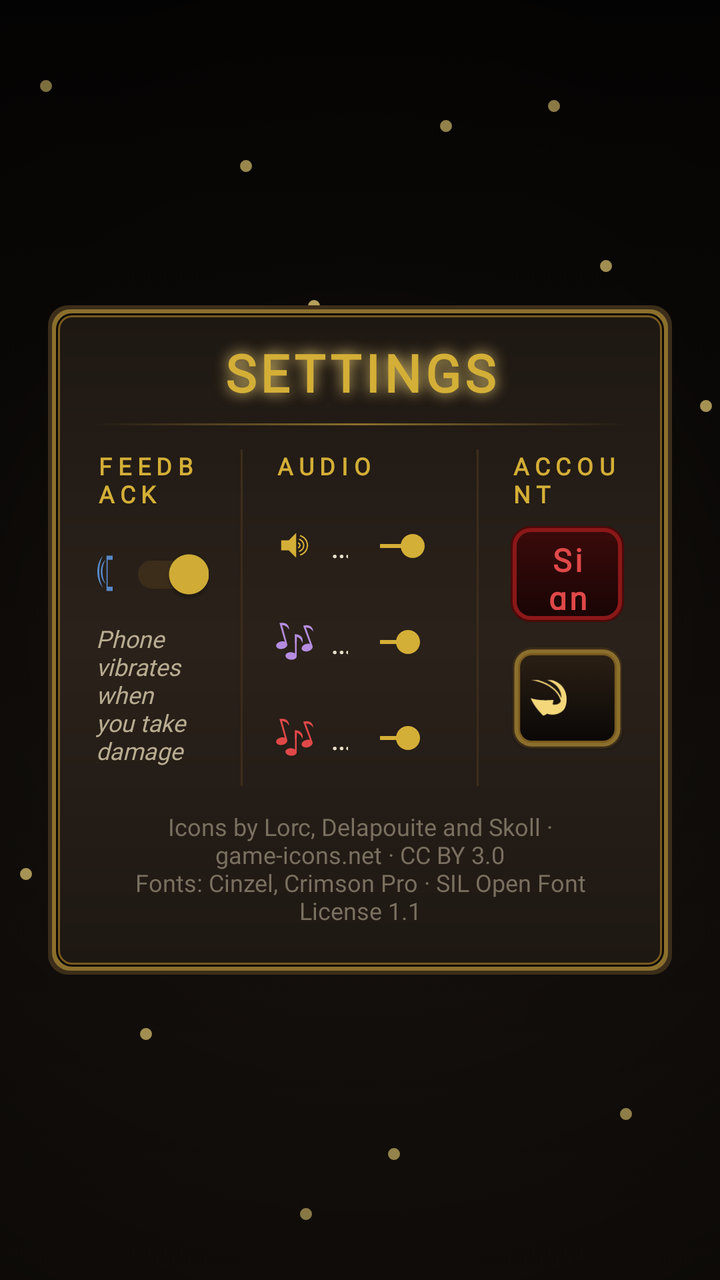
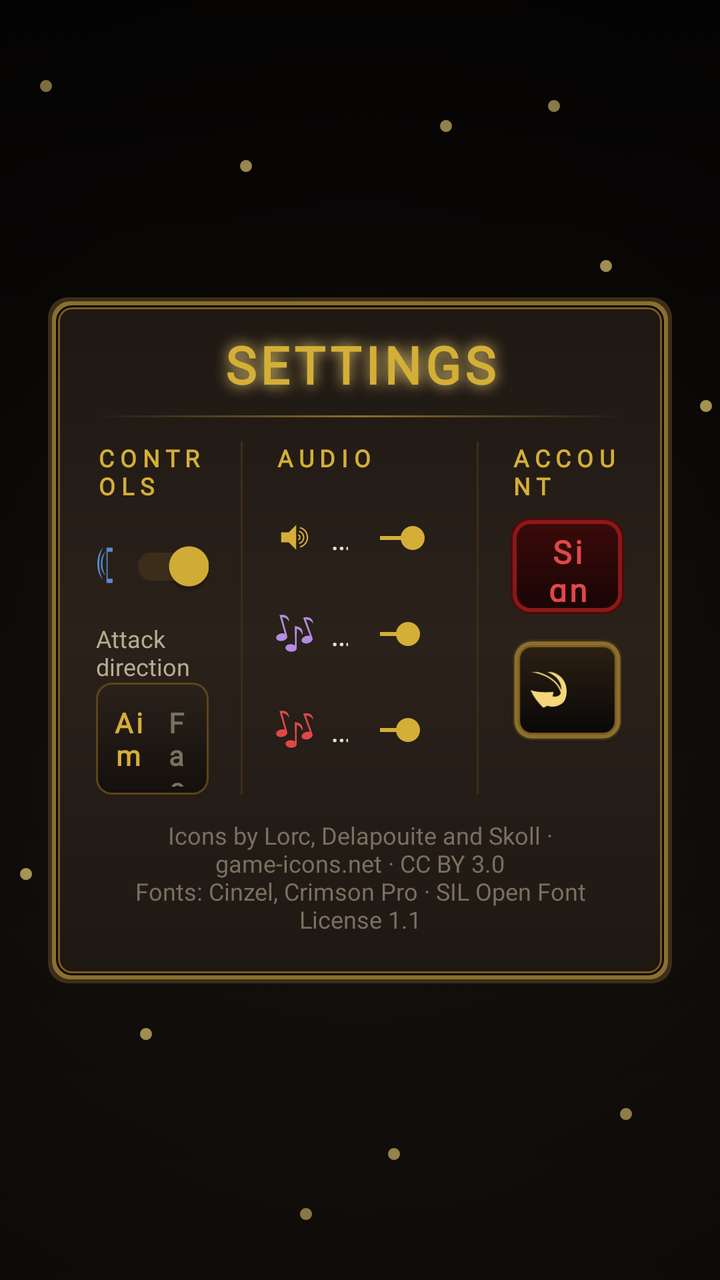

Screens rendered from an Android XML layout before and after an edit, with the pre-edit source and the edit as a unified diff.
<!-- AndroidManifest.xml: activity theme Theme.MaterialComponents.DayNight.NoActionBar -->
<!-- res/layout/activity_settings.xml -->
<?xml version="1.0" encoding="utf-8"?>
<androidx.constraintlayout.widget.ConstraintLayout
    xmlns:android="http://schemas.android.com/apk/res/android"
    xmlns:app="http://schemas.android.com/apk/res-auto"
    xmlns:tools="http://schemas.android.com/tools"
    android:id="@+id/settingsRoot"
    android:layout_width="match_parent"
    android:layout_height="match_parent"
    android:background="@drawable/game_background">

    
    <ImageView android:id="@+id/particle1" android:layout_width="6dp" android:layout_height="6dp" android:src="@drawable/particle" app:layout_constraintTop_toTopOf="parent" app:layout_constraintStart_toStartOf="parent" android:layout_marginTop="40dp" android:layout_marginStart="20dp"/>
    <ImageView android:id="@+id/particle2" android:layout_width="6dp" android:layout_height="6dp" android:src="@drawable/particle" app:layout_constraintTop_toTopOf="parent" app:layout_constraintStart_toStartOf="parent" android:layout_marginTop="80dp" android:layout_marginStart="120dp"/>
    <ImageView android:id="@+id/particle3" android:layout_width="6dp" android:layout_height="6dp" android:src="@drawable/particle" app:layout_constraintTop_toTopOf="parent" app:layout_constraintStart_toStartOf="parent" android:layout_marginTop="130dp" android:layout_marginStart="300dp"/>
    <ImageView android:id="@+id/particle4" android:layout_width="6dp" android:layout_height="6dp" android:src="@drawable/particle" app:layout_constraintTop_toTopOf="parent" app:layout_constraintStart_toStartOf="parent" android:layout_marginTop="60dp" android:layout_marginStart="220dp"/>
    <ImageView android:id="@+id/particle5" android:layout_width="6dp" android:layout_height="6dp" android:src="@drawable/particle" app:layout_constraintTop_toTopOf="parent" app:layout_constraintStart_toStartOf="parent" android:layout_marginTop="170dp" android:layout_marginStart="60dp"/>
    <ImageView android:id="@+id/particle6" android:layout_width="6dp" android:layout_height="6dp" android:src="@drawable/particle" app:layout_constraintTop_toTopOf="parent" app:layout_constraintStart_toStartOf="parent" android:layout_marginTop="200dp" android:layout_marginStart="350dp"/>
    <ImageView android:id="@+id/particle7" android:layout_width="6dp" android:layout_height="6dp" android:src="@drawable/particle" app:layout_constraintTop_toTopOf="parent" app:layout_constraintStart_toStartOf="parent" android:layout_marginTop="240dp" android:layout_marginStart="180dp"/>
    <ImageView android:id="@+id/particle8" android:layout_width="6dp" android:layout_height="6dp" android:src="@drawable/particle" app:layout_constraintTop_toTopOf="parent" app:layout_constraintStart_toStartOf="parent" android:layout_marginTop="280dp" android:layout_marginStart="90dp"/>
    <ImageView android:id="@+id/particle9" android:layout_width="6dp" android:layout_height="6dp" android:src="@drawable/particle" app:layout_constraintTop_toTopOf="parent" app:layout_constraintStart_toStartOf="parent" android:layout_marginTop="320dp" android:layout_marginStart="270dp"/>
    <ImageView android:id="@+id/particle10" android:layout_width="6dp" android:layout_height="6dp" android:src="@drawable/particle" app:layout_constraintTop_toTopOf="parent" app:layout_constraintStart_toStartOf="parent" android:layout_marginTop="360dp" android:layout_marginStart="40dp"/>
    <ImageView android:id="@+id/particle11" android:layout_width="6dp" android:layout_height="6dp" android:src="@drawable/particle" app:layout_constraintBottom_toBottomOf="parent" app:layout_constraintStart_toStartOf="parent" android:layout_marginBottom="30dp" android:layout_marginStart="150dp"/>
    <ImageView android:id="@+id/particle12" android:layout_width="6dp" android:layout_height="6dp" android:src="@drawable/particle" app:layout_constraintBottom_toBottomOf="parent" app:layout_constraintStart_toStartOf="parent" android:layout_marginBottom="80dp" android:layout_marginStart="310dp"/>
    <ImageView android:id="@+id/particle13" android:layout_width="6dp" android:layout_height="6dp" android:src="@drawable/particle" app:layout_constraintBottom_toBottomOf="parent" app:layout_constraintStart_toStartOf="parent" android:layout_marginBottom="120dp" android:layout_marginStart="70dp"/>
    <ImageView android:id="@+id/particle14" android:layout_width="6dp" android:layout_height="6dp" android:src="@drawable/particle" app:layout_constraintBottom_toBottomOf="parent" app:layout_constraintStart_toStartOf="parent" android:layout_marginBottom="160dp" android:layout_marginStart="230dp"/>
    <ImageView android:id="@+id/particle15" android:layout_width="6dp" android:layout_height="6dp" android:src="@drawable/particle" app:layout_constraintBottom_toBottomOf="parent" app:layout_constraintStart_toStartOf="parent" android:layout_marginBottom="200dp" android:layout_marginStart="10dp"/>
    <ImageView android:id="@+id/particle16" android:layout_width="6dp" android:layout_height="6dp" android:src="@drawable/particle" app:layout_constraintBottom_toBottomOf="parent" app:layout_constraintStart_toStartOf="parent" android:layout_marginBottom="240dp" android:layout_marginStart="380dp"/>
    <ImageView android:id="@+id/particle17" android:layout_width="6dp" android:layout_height="6dp" android:src="@drawable/particle" app:layout_constraintBottom_toBottomOf="parent" app:layout_constraintStart_toStartOf="parent" android:layout_marginBottom="280dp" android:layout_marginStart="120dp"/>
    <ImageView android:id="@+id/particle18" android:layout_width="6dp" android:layout_height="6dp" android:src="@drawable/particle" app:layout_constraintBottom_toBottomOf="parent" app:layout_constraintStart_toStartOf="parent" android:layout_marginBottom="320dp" android:layout_marginStart="260dp"/>
    <ImageView android:id="@+id/particle19" android:layout_width="6dp" android:layout_height="6dp" android:src="@drawable/particle" app:layout_constraintTop_toTopOf="parent" app:layout_constraintEnd_toEndOf="parent" android:layout_marginTop="50dp" android:layout_marginEnd="80dp"/>
    <ImageView android:id="@+id/particle20" android:layout_width="6dp" android:layout_height="6dp" android:src="@drawable/particle" app:layout_constraintTop_toTopOf="parent" app:layout_constraintEnd_toEndOf="parent" android:layout_marginTop="150dp" android:layout_marginEnd="200dp"/>
    <ImageView android:id="@+id/particle21" android:layout_width="6dp" android:layout_height="6dp" android:src="@drawable/particle" app:layout_constraintTop_toTopOf="parent" app:layout_constraintEnd_toEndOf="parent" android:layout_marginTop="250dp" android:layout_marginEnd="50dp"/>
    <ImageView android:id="@+id/particle22" android:layout_width="6dp" android:layout_height="6dp" android:src="@drawable/particle" app:layout_constraintBottom_toBottomOf="parent" app:layout_constraintEnd_toEndOf="parent" android:layout_marginBottom="60dp" android:layout_marginEnd="160dp"/>
    <ImageView android:id="@+id/particle23" android:layout_width="6dp" android:layout_height="6dp" android:src="@drawable/particle" app:layout_constraintBottom_toBottomOf="parent" app:layout_constraintEnd_toEndOf="parent" android:layout_marginBottom="160dp" android:layout_marginEnd="90dp"/>
    <ImageView android:id="@+id/particle24" android:layout_width="6dp" android:layout_height="6dp" android:src="@drawable/particle" app:layout_constraintBottom_toBottomOf="parent" app:layout_constraintEnd_toEndOf="parent" android:layout_marginBottom="260dp" android:layout_marginEnd="30dp"/>
    <ImageView android:id="@+id/particle25" android:layout_width="6dp" android:layout_height="6dp" android:src="@drawable/particle" app:layout_constraintTop_toTopOf="parent" app:layout_constraintStart_toStartOf="parent" android:layout_marginTop="100dp" android:layout_marginStart="450dp"/>
    <ImageView android:id="@+id/particle26" android:layout_width="6dp" android:layout_height="6dp" android:src="@drawable/particle" app:layout_constraintTop_toTopOf="parent" app:layout_constraintStart_toStartOf="parent" android:layout_marginTop="300dp" android:layout_marginStart="500dp"/>
    <ImageView android:id="@+id/particle27" android:layout_width="6dp" android:layout_height="6dp" android:src="@drawable/particle" app:layout_constraintBottom_toBottomOf="parent" app:layout_constraintStart_toStartOf="parent" android:layout_marginBottom="100dp" android:layout_marginStart="420dp"/>
    <ImageView android:id="@+id/particle28" android:layout_width="6dp" android:layout_height="6dp" android:src="@drawable/particle" app:layout_constraintTop_toTopOf="parent" app:layout_constraintStart_toStartOf="parent" android:layout_marginTop="180dp" android:layout_marginStart="550dp"/>
    <ImageView android:id="@+id/particle29" android:layout_width="6dp" android:layout_height="6dp" android:src="@drawable/particle" app:layout_constraintBottom_toBottomOf="parent" app:layout_constraintStart_toStartOf="parent" android:layout_marginBottom="180dp" android:layout_marginStart="480dp"/>
    <ImageView android:id="@+id/particle30" android:layout_width="6dp" android:layout_height="6dp" android:src="@drawable/particle" app:layout_constraintTop_toTopOf="parent" app:layout_constraintStart_toStartOf="parent" android:layout_marginTop="350dp" android:layout_marginStart="600dp"/>

    
    <View
        android:layout_width="match_parent"
        android:layout_height="match_parent"
        android:background="@drawable/vignette_overlay"
        android:alpha="0.92"
        android:animation="@anim/slow_pulse"
        app:layout_constraintTop_toTopOf="parent"
        app:layout_constraintBottom_toBottomOf="parent"
        app:layout_constraintStart_toStartOf="parent"
        app:layout_constraintEnd_toEndOf="parent"/>

    
    <LinearLayout
        android:id="@+id/settingsCard"
        style="@style/OD.Card"
        android:layout_width="0dp"
        android:layout_height="wrap_content"
        android:orientation="vertical"
        android:layout_marginHorizontal="@dimen/space_xl"
        app:layout_constraintWidth_max="760dp"
        app:layout_constraintTop_toTopOf="parent"
        app:layout_constraintBottom_toBottomOf="parent"
        app:layout_constraintStart_toStartOf="parent"
        app:layout_constraintEnd_toEndOf="parent">

        <TextView
            style="@style/OD.Text.Title"
            android:layout_width="match_parent"
            android:layout_height="wrap_content"
            android:text="Settings"
            android:textAllCaps="true"
            android:gravity="center"
            android:maxLines="1"
            android:shadowColor="@color/gold_glow"
            android:shadowRadius="18"
            android:animation="@anim/glow_pulse"
            tools:ignore="HardcodedText"/>

        <View
            android:layout_width="match_parent"
            android:layout_height="1dp"
            android:background="@drawable/divider_gold"
            android:layout_marginTop="@dimen/space_sm"
            android:layout_marginBottom="@dimen/space_md"/>

        <LinearLayout
            android:layout_width="match_parent"
            android:layout_height="wrap_content"
            android:orientation="horizontal">

            
            <LinearLayout
                android:layout_width="0dp"
                android:layout_height="wrap_content"
                android:layout_weight="1"
                android:orientation="vertical">

                <TextView
                    style="@style/OD.Text.Label"
                    android:layout_width="wrap_content"
                    android:layout_height="wrap_content"
                    android:text="FEEDBACK"
                    android:textColor="@color/gold_bright"
                    android:letterSpacing="0.24"
                    android:layout_marginBottom="@dimen/space_sm"
                    tools:ignore="HardcodedText"/>

                <LinearLayout
                    android:layout_width="match_parent"
                    android:layout_height="@dimen/touch_min"
                    android:orientation="horizontal"
                    android:gravity="center_vertical">

                    <TextView
                        style="@style/OD.Text"
                        android:layout_width="0dp"
                        android:layout_height="wrap_content"
                        android:layout_weight="1"
                        android:text="Vibration"
                        android:textStyle="bold"
                        android:maxLines="1"
                        android:ellipsize="end"
                        android:drawableStart="@drawable/ic_vibration"
                        android:drawablePadding="@dimen/space_sm"
                        tools:ignore="HardcodedText"/>

                    <androidx.appcompat.widget.SwitchCompat
                        android:id="@+id/switch_vibration"
                        android:layout_width="wrap_content"
                        android:layout_height="wrap_content"
                        android:minHeight="@dimen/touch_min"
                        android:checked="true"
                        app:thumbTint="@color/gold_bright"
                        app:trackTint="@color/border_gold_outer"/>

                </LinearLayout>

                <TextView
                    style="@style/OD.Text.Caption"
                    android:layout_width="match_parent"
                    android:layout_height="wrap_content"
                    android:text="Phone vibrates when you take damage"
                    android:textSize="@dimen/text_caption"
                    android:textStyle="italic"
                    tools:ignore="HardcodedText"/>

                
                <TextView
                    android:id="@+id/txt_miui_warning"
                    style="@style/OD.Text.Caption"
                    android:layout_width="match_parent"
                    android:layout_height="wrap_content"
                    android:layout_marginTop="@dimen/space_sm"
                    android:text="Battery savers can block vibration. If it doesn't work, check this app's permissions."
                    android:textSize="@dimen/text_caption"
                    android:textColor="@color/warning_amber"
                    android:textStyle="italic"
                    android:drawableStart="@drawable/ic_warning"
                    android:drawablePadding="@dimen/space_xs"
                    android:visibility="gone"
                    tools:ignore="HardcodedText"/>

            </LinearLayout>

            <View
                android:layout_width="1dp"
                android:layout_height="match_parent"
                android:layout_marginHorizontal="@dimen/space_lg"
                android:background="@color/divider_gold"/>

            
            <LinearLayout
                android:layout_width="0dp"
                android:layout_height="wrap_content"
                android:layout_weight="1.5"
                android:orientation="vertical">

                <TextView
                    style="@style/OD.Text.Label"
                    android:layout_width="wrap_content"
                    android:layout_height="wrap_content"
                    android:text="AUDIO"
                    android:textColor="@color/gold_bright"
                    android:letterSpacing="0.24"
                    android:layout_marginBottom="@dimen/space_sm"
                    tools:ignore="HardcodedText"/>

                <LinearLayout
                    android:layout_width="match_parent"
                    android:layout_height="@dimen/touch_min"
                    android:orientation="horizontal"
                    android:gravity="center_vertical">

                    <TextView
                        style="@style/OD.Text"
                        android:layout_width="0dp"
                        android:layout_height="wrap_content"
                        android:layout_weight="1"
                        android:text="Effects"
                        android:maxLines="1"
                        android:ellipsize="end"
                        android:drawableStart="@drawable/ic_volume"
                        android:drawablePadding="@dimen/space_sm"
                        tools:ignore="HardcodedText"/>

                    <SeekBar
                        android:id="@+id/seekbar_sfx_volume"
                        android:layout_width="0dp"
                        android:layout_height="@dimen/touch_min"
                        android:layout_weight="1.3"
                        android:max="100"
                        android:progress="100"
                        android:progressTint="@color/gold_bright"
                        android:thumbTint="@color/gold_bright"
                        android:progressBackgroundTint="@color/border_gold_outer"/>

                </LinearLayout>

                <LinearLayout
                    android:layout_width="match_parent"
                    android:layout_height="@dimen/touch_min"
                    android:orientation="horizontal"
                    android:gravity="center_vertical">

                    <TextView
                        style="@style/OD.Text"
                        android:layout_width="0dp"
                        android:layout_height="wrap_content"
                        android:layout_weight="1"
                        android:text="Menu music"
                        android:maxLines="1"
                        android:ellipsize="end"
                        android:drawableStart="@drawable/ic_music"
                        android:drawablePadding="@dimen/space_sm"
                        tools:ignore="HardcodedText"/>

                    <SeekBar
                        android:id="@+id/seekbar_menu_music_volume"
                        android:layout_width="0dp"
                        android:layout_height="@dimen/touch_min"
                        android:layout_weight="1.3"
                        android:max="100"
                        android:progress="85"
                        android:progressTint="@color/gold_bright"
                        android:thumbTint="@color/gold_bright"
                        android:progressBackgroundTint="@color/border_gold_outer"/>

                </LinearLayout>

                <LinearLayout
                    android:layout_width="match_parent"
                    android:layout_height="@dimen/touch_min"
                    android:orientation="horizontal"
                    android:gravity="center_vertical">

                    <TextView
                        style="@style/OD.Text"
                        android:layout_width="0dp"
                        android:layout_height="wrap_content"
                        android:layout_weight="1"
                        android:text="Game music"
                        android:maxLines="1"
                        android:ellipsize="end"
                        android:drawableStart="@drawable/ic_music"
                        android:drawablePadding="@dimen/space_sm"
                        android:drawableTint="@color/crimson_glow"
                        tools:ignore="HardcodedText"/>

                    <SeekBar
                        android:id="@+id/seekbar_game_music_volume"
                        android:layout_width="0dp"
                        android:layout_height="@dimen/touch_min"
                        android:layout_weight="1.3"
                        android:max="100"
                        android:progress="85"
                        android:progressTint="@color/gold_bright"
                        android:thumbTint="@color/gold_bright"
                        android:progressBackgroundTint="@color/border_gold_outer"/>

                </LinearLayout>

            </LinearLayout>

            <View
                android:layout_width="1dp"
                android:layout_height="match_parent"
                android:layout_marginHorizontal="@dimen/space_lg"
                android:background="@color/divider_gold"/>

            
            <LinearLayout
                android:layout_width="0dp"
                android:layout_height="wrap_content"
                android:layout_weight="1"
                android:orientation="vertical">

                <TextView
                    style="@style/OD.Text.Label"
                    android:layout_width="wrap_content"
                    android:layout_height="wrap_content"
                    android:text="ACCOUNT"
                    android:textColor="@color/gold_bright"
                    android:letterSpacing="0.24"
                    android:layout_marginBottom="@dimen/space_sm"
                    tools:ignore="HardcodedText"/>

                <com.google.android.material.button.MaterialButton
                    android:id="@+id/btn_sign_out"
                    style="@style/OD.Button.Danger"
                    android:layout_width="match_parent"
                    android:layout_height="@dimen/touch_min"
                    android:text="Sign Out"
                    tools:ignore="HardcodedText"/>

                <com.google.android.material.button.MaterialButton
                    android:id="@+id/btn_back"
                    style="@style/OD.Button"
                    android:layout_width="match_parent"
                    android:layout_height="@dimen/button_height"
                    android:layout_marginTop="@dimen/space_md"
                    android:text="Back"
                    app:icon="@drawable/ic_back"
                    android:stateListAnimator="@animator/button_elevation_anim"
                    android:translationZ="6dp"
                    tools:ignore="HardcodedText"/>

            </LinearLayout>

        </LinearLayout>

        <TextView
            style="@style/OD.Text.Caption"
            android:layout_width="match_parent"
            android:layout_height="wrap_content"
            android:layout_marginTop="@dimen/space_md"
            android:gravity="center"
            android:text="Icons by Lorc, Delapouite and Skoll · game-icons.net · CC BY 3.0&#10;Fonts: Cinzel, Crimson Pro · SIL Open Font License 1.1"
            android:textSize="@dimen/text_caption"
            android:textColor="@color/bone_muted"
            tools:ignore="HardcodedText"/>

    </LinearLayout>

</androidx.constraintlayout.widget.ConstraintLayout>
<!-- resources referenced by this layout -->
<resources>
  <color name="bone_muted">#7A7060</color>
  <color name="border_gold_outer">#3C2D1A</color>
  <color name="crimson_glow">#E04848</color>
  <color name="divider_gold">#3C2D1A</color>
  <color name="gold_bright">#D4AF37</color>
  <color name="gold_glow">#F4D77A</color>
  <color name="warning_amber">#D49A37</color>
  <dimen name="button_height">52dp</dimen>
  <dimen name="space_lg">16dp</dimen>
  <dimen name="space_md">12dp</dimen>
  <dimen name="space_sm">8dp</dimen>
  <dimen name="space_xl">24dp</dimen>
  <dimen name="space_xs">4dp</dimen>
  <dimen name="text_caption">12sp</dimen>
  <dimen name="touch_min">48dp</dimen>
  <!-- drawable particle (drawable) -->
  <?xml version="1.0" encoding="utf-8"?>
  <shape xmlns:android="http://schemas.android.com/apk/res/android" android:shape="oval">
      <size android:width="6dp" android:height="6dp"/>
      <solid android:color="@color/gold_glow"/>
      <alpha android:value="0.35"/>
  </shape>
  <style name="OD.Button.Danger" parent="OD.Button">
          <item name="android:background">@drawable/btn_gothic_danger</item>
          <item name="android:textColor">@color/crimson_glow</item>
          <item name="iconTint">@color/crimson_glow</item>
      </style>
  <style name="OD.Text" parent="">
          <item name="android:fontFamily">@font/crimson_pro</item>
          <item name="android:textSize">@dimen/text_body</item>
          <item name="android:textColor">@color/bone_white</item>
      </style>
  <style name="OD.Text.Caption" parent="OD.Text">
          <item name="android:textSize">@dimen/text_small</item>
          <item name="android:textColor">@color/bone_dim</item>
      </style>
  <color name="border_gold">#8B6F2C</color>
  <color name="bg_deepest">#0A0807</color>
  <color name="bg_base">#14100D</color>
  <color name="bg_surface">#1E1813</color>
  <color name="bone_dim">#B8AC91</color>
  <color name="arcane_glow">#B58CE0</color>
  <color name="armor_blue">#5688C7</color>
  <dimen name="text_button">16sp</dimen>
  <dimen name="icon_md">20dp</dimen>
  <dimen name="text_body">16sp</dimen>
  <color name="bone_white">#EAE0CA</color>
  <dimen name="text_small">14sp</dimen>
  <dimen name="text_title">26sp</dimen>
  <color name="gold_dim">#5C4517</color>
  <color name="crimson_bright">#B82828</color>
  <color name="crimson_deep">#4A0A0A</color>
  <color name="crimson_base">#8B1818</color>
  <color name="gold_deep">#7A5A1F</color>
  <color name="bg_surface_alt">#2A211A</color>
  <!-- unchanged entries left out for length: 15 -->
</resources>

<!-- the commit's change to res/layout/activity_settings.xml (unified diff, before → after) -->
@@ -102,7 +102,7 @@
                     style="@style/OD.Text.Label"
                     android:layout_width="wrap_content"
                     android:layout_height="wrap_content"
-                    android:text="FEEDBACK"
+                    android:text="CONTROLS"
                     android:textColor="@color/gold_bright"
                     android:letterSpacing="0.24"
                     android:layout_marginBottom="@dimen/space_sm"
@@ -137,15 +137,6 @@
                         app:trackTint="@color/border_gold_outer"/>
 
                 </LinearLayout>
-
-                <TextView
-                    style="@style/OD.Text.Caption"
-                    android:layout_width="match_parent"
-                    android:layout_height="wrap_content"
-                    android:text="Phone vibrates when you take damage"
-                    android:textSize="@dimen/text_caption"
-                    android:textStyle="italic"
-                    tools:ignore="HardcodedText"/>
 
                 
                 <TextView
@@ -162,6 +153,52 @@
                     android:drawablePadding="@dimen/space_xs"
                     android:visibility="gone"
                     tools:ignore="HardcodedText"/>
+
+                <TextView
+                    style="@style/OD.Text.Caption"
+                    android:layout_width="match_parent"
+                    android:layout_height="wrap_content"
+                    android:layout_marginTop="@dimen/space_xs"
+                    android:text="Attack direction"
+                    android:textSize="@dimen/text_caption"
+                    tools:ignore="HardcodedText"/>
+
+                
+                <LinearLayout
+                    android:layout_width="match_parent"
+                    android:layout_height="wrap_content"
+                    android:orientation="horizontal"
+                    android:background="@drawable/dialog_bg"
+                    android:padding="@dimen/space_xs">
+
+                    <TextView
+                        android:id="@+id/attack_mode_aim"
+                        style="@style/OD.Text.Tab"
+                        android:layout_width="0dp"
+                        android:layout_height="@dimen/touch_min"
+                        android:layout_weight="1"
+                        android:paddingStart="@dimen/space_xs"
+                        android:paddingEnd="@dimen/space_xs"
+                        android:text="Aim"
+                        android:textColor="@color/gold_bright"
+                        android:clickable="true"
+                        android:focusable="true"
+                        tools:ignore="HardcodedText"/>
+
+                    <TextView
+                        android:id="@+id/attack_mode_facing"
+                        style="@style/OD.Text.Tab"
+                        android:layout_width="0dp"
+                        android:layout_height="@dimen/touch_min"
+                        android:layout_weight="1"
+                        android:paddingStart="@dimen/space_xs"
+                        android:paddingEnd="@dimen/space_xs"
+                        android:text="Facing"
+                        android:clickable="true"
+                        android:focusable="true"
+                        tools:ignore="HardcodedText"/>
+
+                </LinearLayout>
 
             </LinearLayout>
 
<!-- resource entries referenced after the edit -->
@@ -15,6 +15,33 @@
   <dimen name="space_xs">4dp</dimen>
   <dimen name="text_caption">12sp</dimen>
   <dimen name="touch_min">48dp</dimen>
+  <!-- drawable dialog_bg (drawable) -->
+  <?xml version="1.0" encoding="utf-8"?>
+  <layer-list xmlns:android="http://schemas.android.com/apk/res/android">
+  
+      <item>
+          <shape android:shape="rectangle">
+              <solid android:color="@color/border_gold_inner"/>
+              <corners android:radius="8dp"/>
+          </shape>
+      </item>
+  
+      <item
+          android:left="1dp"
+          android:top="1dp"
+          android:right="1dp"
+          android:bottom="1dp">
+          <shape android:shape="rectangle">
+              <gradient
+                  android:type="linear"
+                  android:angle="270"
+                  android:startColor="@color/bg_surface_alt"
+                  android:endColor="@color/bg_base"/>
+              <corners android:radius="7dp"/>
+          </shape>
+      </item>
+  
+  </layer-list>
   <!-- drawable particle (drawable) -->
   <?xml version="1.0" encoding="utf-8"?>
   <shape xmlns:android="http://schemas.android.com/apk/res/android" android:shape="oval">
@@ -36,6 +63,15 @@
           <item name="android:textSize">@dimen/text_small</item>
           <item name="android:textColor">@color/bone_dim</item>
       </style>
+  <style name="OD.Text.Tab" parent="OD.Text.Label">
+          <item name="android:textSize">@dimen/text_small</item>
+          <item name="android:textColor">@color/bone_muted</item>
+          <item name="android:minHeight">@dimen/touch_min</item>
+          <item name="android:gravity">center</item>
+          <item name="android:paddingStart">@dimen/space_md</item>
+          <item name="android:paddingEnd">@dimen/space_md</item>
+      </style>
+  <color name="border_gold_inner">#5C4517</color>
   <color name="border_gold">#8B6F2C</color>
   <color name="bg_deepest">#0A0807</color>
   <color name="bg_base">#14100D</color>
